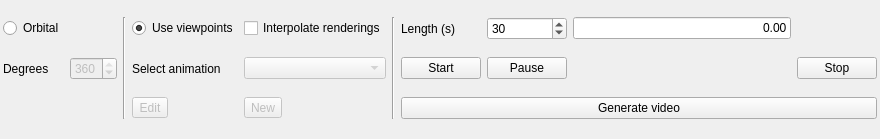
open-scan-crew/OpenScanTools, file src/gui/forms/toolbar_animationgroup.ui: the form before one commit.
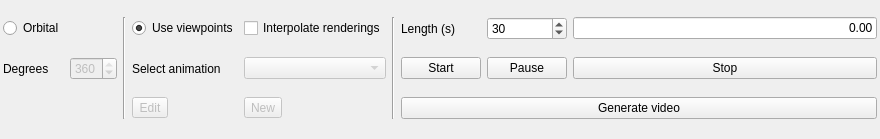
The form after the commit.

Commit message: Start chronometer at first viewpoint playback and compact stop layout (#513)

Patch:
```diff
--- a/src/gui/forms/toolbar_animationgroup.ui
+++ b/src/gui/forms/toolbar_animationgroup.ui
@@ -187,19 +187,6 @@
     </widget>
    </item>
    <item row="1" column="8">
-    <spacer name="horizontalSpacerChronometer">
-     <property name="orientation">
-      <enum>Qt::Horizontal</enum>
-     </property>
-     <property name="sizeHint" stdset="0">
-      <size>
-       <width>40</width>
-       <height>20</height>
-      </size>
-     </property>
-    </spacer>
-   </item>
-   <item row="1" column="9">
     <widget class="QPushButton" name="stopAnimationButton">
      <property name="text">
       <string>Stop</string>
@@ -209,7 +196,7 @@
      </property>
     </widget>
    </item>
-   <item row="2" column="6" colspan="4">
+   <item row="2" column="6" colspan="3">
     <widget class="QPushButton" name="generateVideoPushButton">
      <property name="toolTip">
       <string>Video generation. Please make sure you are in perspective mode and that you selected a frame in the image section.</string>
```
The commit also changes 6 other files.
